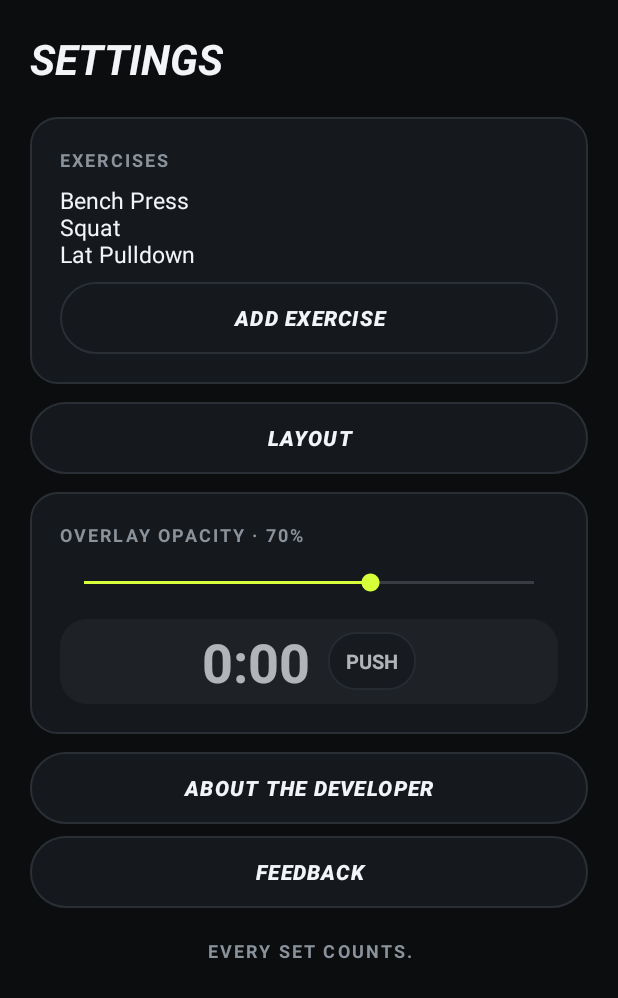
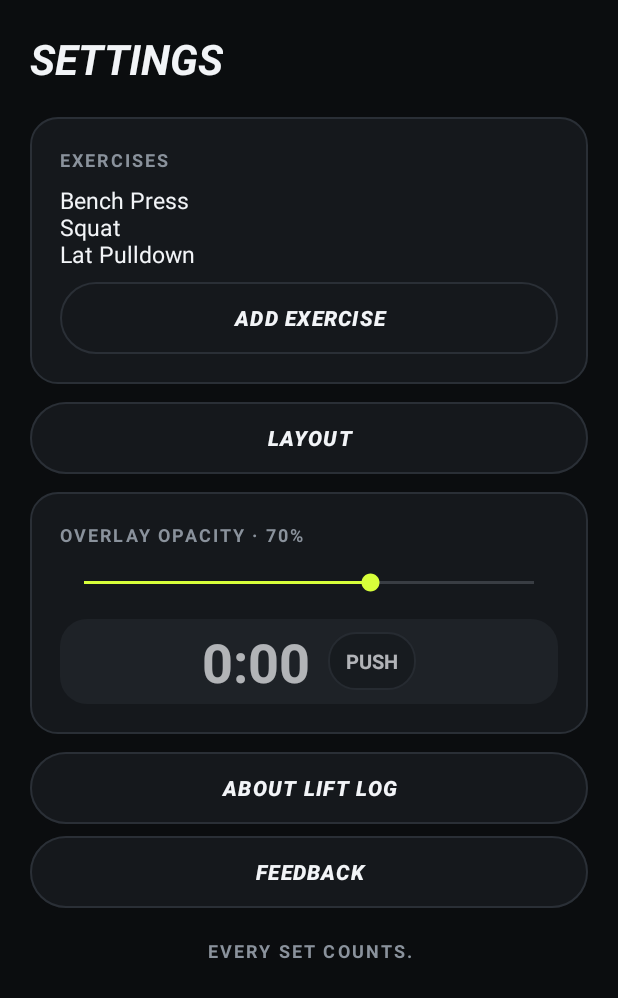
Before and after one commit to JaceDashS/lift-log, an Android app: the SettingsActivity screen opened directly, with no data from a screen before it, on a phone screen of 412 x 824 dp. Shown: the top 998 px of the screen. Run offline under Robolectric (Android 15) with nearby library versions, the phone set to English and light mode, and no system bars.

Commit message:
[feat] Add Lift Log feedback and about

```diff
--- a/app/build.gradle.kts
+++ b/app/build.gradle.kts
@@ -11,8 +11,8 @@ android {
         applicationId = "com.example.workouttimer"
         minSdk = 26
         targetSdk = 35
-        versionCode = 1
-        versionName = "0.1.0"
+        versionCode = 2
+        versionName = "0.1.1"
 
         testInstrumentationRunner = "androidx.test.runner.AndroidJUnitRunner"
     }
--- a/app/src/main/res/values/lift_strings.xml
+++ b/app/src/main/res/values/lift_strings.xml
@@ -70,10 +70,11 @@
     <string name="workout_go">GO</string>
     <string name="settings_exercises">Exercises</string>
     <string name="settings_no_exercises">Your exercise list is empty.</string>
-    <string name="settings_about">About the developer</string>
-    <string name="settings_about_message">Lift Log is developed by JaceDashS.</string>
+    <string name="settings_about">About Lift Log</string>
+    <string name="settings_about_message">Version %1$s\n\nLift Log records workout sets on this device. Developed by JaceDashS.</string>
+    <string name="settings_about_developer">About the developer</string>
     <string name="settings_feedback">Feedback</string>
-    <string name="settings_feedback_unavailable">Open the Lift Log repository to share feedback.</string>
+    <string name="settings_link_unavailable">Open %1$s in a browser.</string>
     <string name="session_exercise_hint">e.g. Bench Press</string>
     <string name="session_weight">Weight (kg)</string>
     <string name="session_weight_note">kept</string>
```
Also changed, not shown: app/src/main/java/com/example/workouttimer/ui/SettingsActivity.kt (+16 -6 lines), 2 other files.
